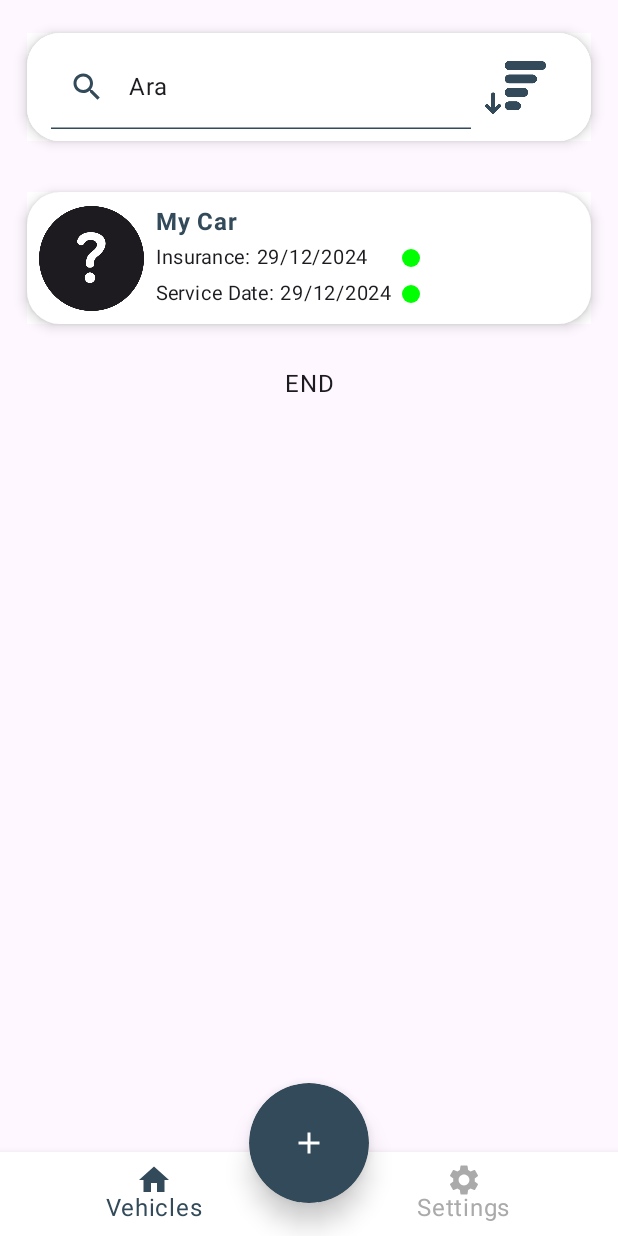
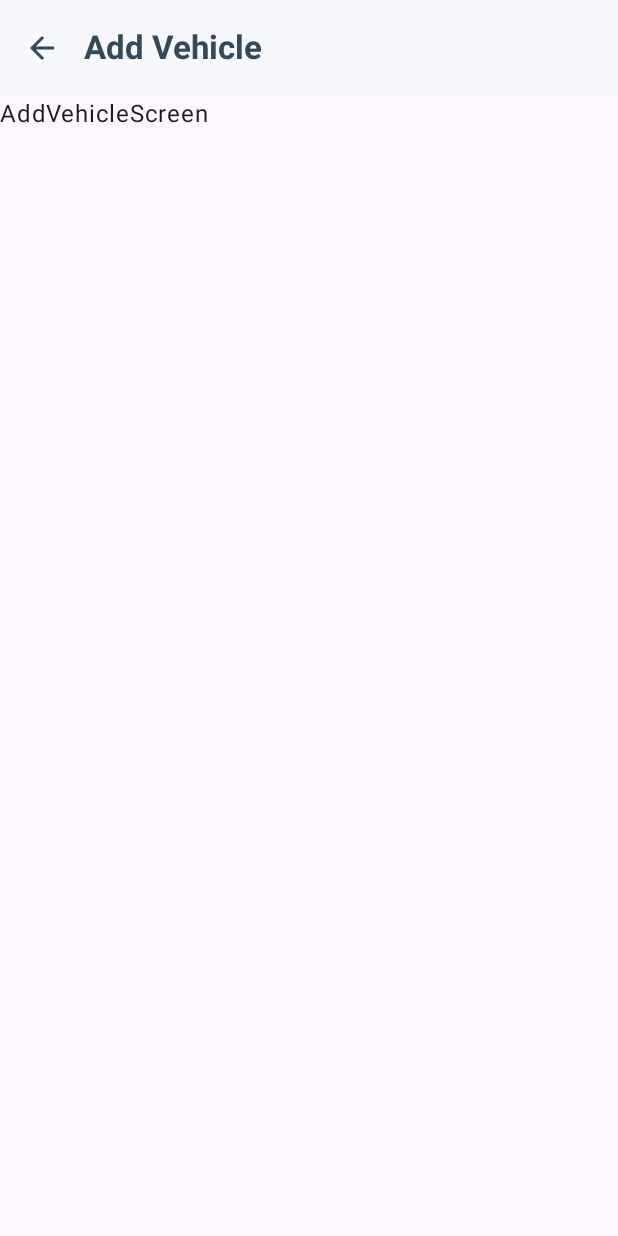
Before and after one commit to ozgurbaykal/CarCareTracker, an Android app built with Jetpack Compose: the MainActivity screen opened directly, with no data from a screen before it, after a tap on "Add", on a phone screen of 412 x 824 dp. Run offline under Robolectric (Android 15) with nearby library versions, the phone set to English and light mode, and no system bars; our stand-ins replace Dagger/Hilt's generated code.

Commit message:
add new activity -> AddVehicleScreen.kt

```diff
--- a/app/src/main/AndroidManifest.xml
+++ b/app/src/main/AndroidManifest.xml
@@ -30,6 +30,12 @@
                 <category android:name="android.intent.category.LAUNCHER" />
             </intent-filter>
         </activity>
+        <activity
+            android:name=".view.AddVehicleScreen"
+            android:exported="true"
+            android:label="@string/app_name"
+            android:theme="@style/Theme.CarCareTracker">
+        </activity>
     </application>
 
 </manifest>
--- /dev/null
+++ b/app/src/main/java/com/ozgurbaykal/carcaretracker/view/AddVehicleScreen.kt
@@ -0,0 +1,91 @@
+package com.ozgurbaykal.carcaretracker.view
+
+import android.os.Bundle
+import android.os.PersistableBundle
+import androidx.activity.ComponentActivity
+import androidx.activity.compose.setContent
+import androidx.compose.foundation.background
+import androidx.compose.foundation.layout.padding
+import androidx.compose.material.icons.Icons
+import androidx.compose.material.icons.filled.ArrowBack
+import androidx.compose.material3.ExperimentalMaterial3Api
+import androidx.compose.material3.Icon
+import androidx.compose.material3.IconButton
+import androidx.compose.material3.MaterialTheme
+import androidx.compose.material3.Scaffold
+import androidx.compose.material3.Text
+import androidx.compose.material3.TopAppBar
+import androidx.compose.material3.TopAppBarColors
+import androidx.compose.material3.TopAppBarDefaults
+import androidx.compose.runtime.Composable
+import androidx.compose.ui.Modifier
+import androidx.compose.ui.res.stringResource
+import androidx.compose.ui.text.font.FontWeight
+import androidx.compose.ui.tooling.preview.Preview
+import com.ozgurbaykal.carcaretracker.R
+import com.ozgurbaykal.carcaretracker.ui.theme.CarCareTrackerTheme
+import com.ozgurbaykal.carcaretracker.ui.theme.LightGray
+import com.ozgurbaykal.carcaretracker.ui.theme.MainBlue
+import com.ozgurbaykal.carcaretracker.ui.theme.MainGray
+import dagger.hilt.android.AndroidEntryPoint
+
+
+@AndroidEntryPoint
+class AddVehicleScreen: ComponentActivity(){
+    @OptIn(ExperimentalMaterial3Api::class)
+    override fun onCreate(savedInstanceState: Bundle?) {
+        super.onCreate(savedInstanceState)
+
+        setContent(){
+            CarCareTrackerTheme {
+
+
+            Scaffold(
+
+                topBar = {
+                    TopAppBar(
+                        title = { Text(stringResource(id = R.string.add_vehicle), fontWeight = FontWeight.Bold) },
+                        colors = TopAppBarDefaults.topAppBarColors(
+                            containerColor = MainGray,
+                            titleContentColor = MainBlue,
+                        ),
+                        navigationIcon = {
+                            IconButton(onClick = { finish() }) {
+                                Icon(Icons.Filled.ArrowBack, contentDescription = stringResource(id = R.string.back), tint = MainBlue)
+                            }
+                        },
+                    )
+                },
+            ) { innerPadding ->
+                Text(text = "AddVehicleScreen", modifier = Modifier.padding(innerPadding))
+
+            }
+            }
+        }
+    }
+
+    @OptIn(ExperimentalMaterial3Api::class)
+    @Preview(showBackground = true)
+    @Composable
+    fun GreetingPreview() {
+        CarCareTrackerTheme {
+
+
+            Scaffold(
+                topBar = {
+                    TopAppBar(
+                        title = { Text("Araç Ekle") },
+                        navigationIcon = {
+                            IconButton(onClick = { }) {
+                                Icon(Icons.Filled.ArrowBack, contentDescription = "Geri Dön")
+                            }
+                        }
+                    )
+                },
+            ) { innerPadding ->
+                Text(text = "AddVehicleScreen", modifier = Modifier.padding(innerPadding))
+
+            }        }
+
+    }
+}
--- a/app/src/main/java/com/ozgurbaykal/carcaretracker/view/MainActivity.kt
+++ b/app/src/main/java/com/ozgurbaykal/carcaretracker/view/MainActivity.kt
@@ -1,5 +1,6 @@
 package com.ozgurbaykal.carcaretracker.view
 
+import android.content.Context
 import android.content.Intent
 import android.os.Bundle
 import android.util.Log
@@ -46,9 +47,11 @@ import androidx.compose.ui.Alignment
 import androidx.compose.ui.draw.shadow
 import androidx.compose.ui.unit.dp
 import androidx.compose.ui.graphics.Color
+import androidx.compose.ui.platform.LocalContext
 import androidx.compose.ui.res.painterResource
 import androidx.compose.ui.res.stringResource
 import androidx.compose.ui.text.font.FontWeight
+import androidx.core.content.ContextCompat.startActivity
 import androidx.lifecycle.viewmodel.compose.viewModel
 import androidx.navigation.NavDestination.Companion.hierarchy
 import androidx.navigation.NavGraph.Companion.findStartDestination
@@ -110,6 +113,7 @@ class MainActivity : ComponentActivity() {
 @OptIn(ExperimentalMaterial3Api::class)
 @Composable
 fun MyBottomNavigation(navController: NavHostController, viewModel: VehiclesViewModel) {
+    val context = LocalContext.current
 
     Scaffold(
         modifier = Modifier,
@@ -118,7 +122,9 @@ fun MyBottomNavigation(navController: NavHostController, viewModel: VehiclesView
                 FloatingActionButton(
                     onClick = {
 
-                        CoroutineScope(Dispatchers.IO).launch {
+                        context.startActivity(Intent(context, AddVehicleScreen::class.java))
+
+                        /*CoroutineScope(Dispatchers.IO).launch {
 
                             val dateFormat = SimpleDateFormat("dd/MM/yyyy", Locale.getDefault())
                             val dateString = "29/12/2024"
@@ -134,7 +140,7 @@ fun MyBottomNavigation(navController: NavHostController, viewModel: VehiclesView
                             )
                             viewModel.insertVehicle(newVehicle)
 
-                        }
+                        }*/
 
 
                     },
--- a/app/src/main/res/values/strings.xml
+++ b/app/src/main/res/values/strings.xml
@@ -19,4 +19,7 @@
 
     <string name="end">END</string>
 
+    <string name="back">Go Back</string>
+    <string name="add_vehicle">Add Vehicle</string>
+
 </resources>
```
Also changed, not shown: 1 other file.
